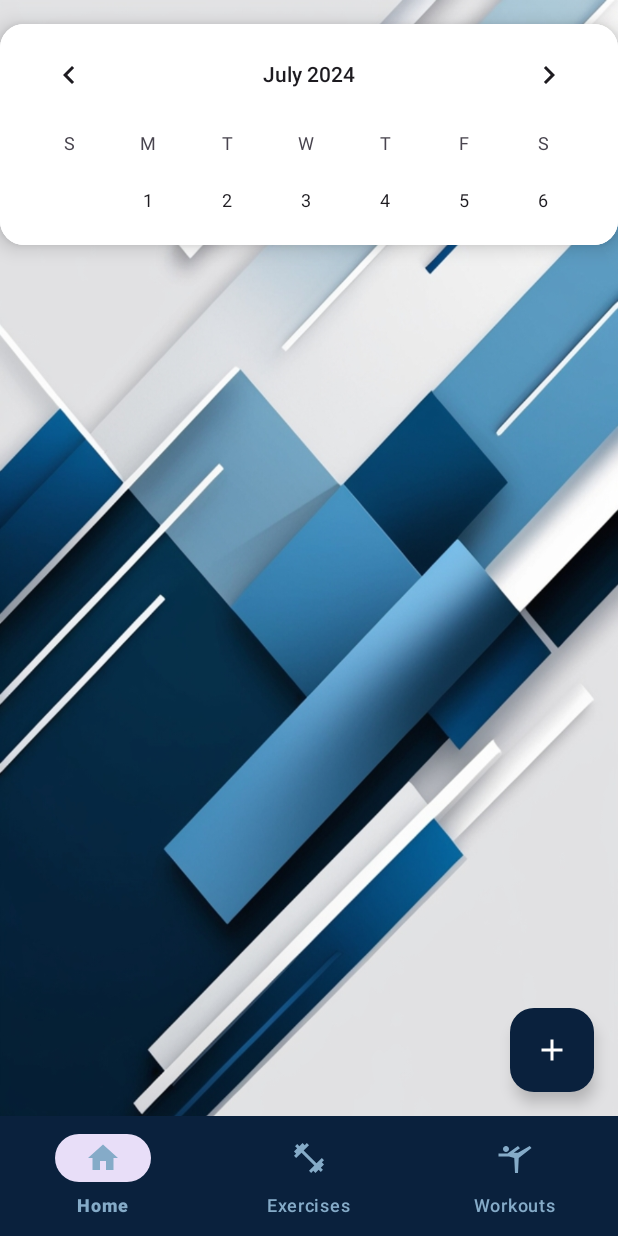
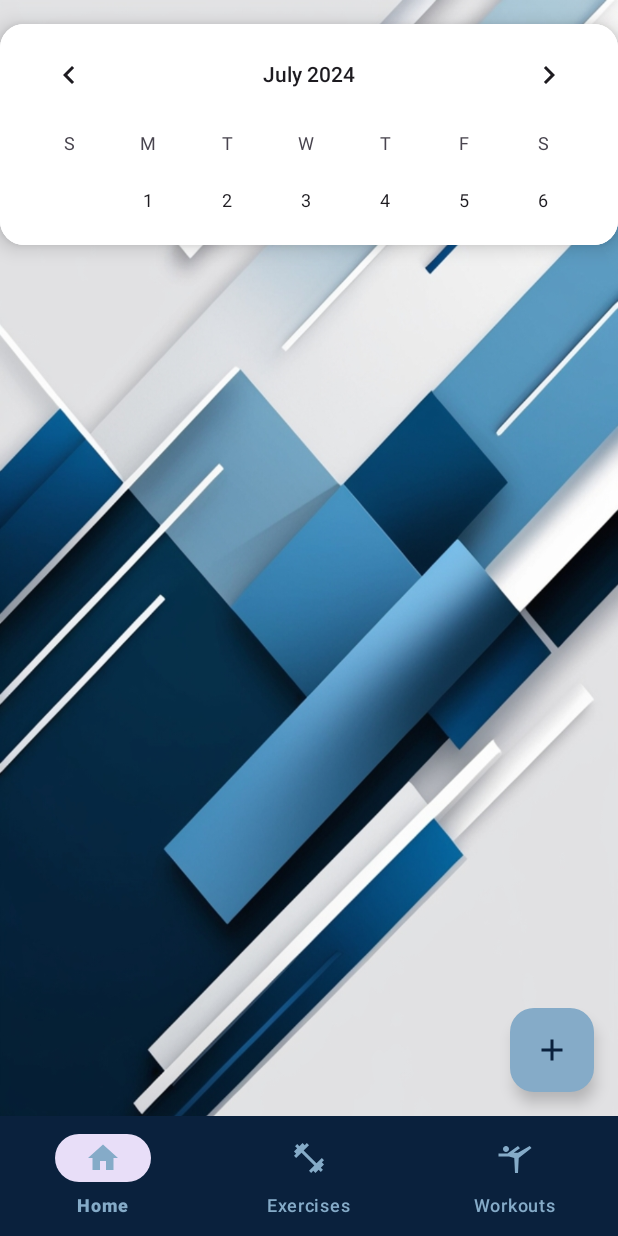
Before and after one commit to ShaiShillo/Fitness-Training-App, an Android app: the HomeFragment screen opened through its navigation route, on a phone screen of 412 x 824 dp. Run offline under Robolectric (Android 15) with nearby library versions, the phone set to English and light mode, and no system bars; our stand-ins replace Room's generated code, data binding, navigation-ui.

Commit message:
minor fix to home fragment fab style, to align with the rest of the app UI

```diff
--- a/app/src/main/res/layout/fragment_home.xml
+++ b/app/src/main/res/layout/fragment_home.xml
@@ -50,10 +50,11 @@
             android:layout_gravity="bottom|end"
             android:contentDescription="@string/choose_workout"
             android:src="@drawable/ic_add"
+            app:tint="@color/dark_blue"
+            android:backgroundTint="@color/light_blue"
             app:layout_constraintBottom_toBottomOf="parent"
             app:layout_constraintEnd_toEndOf="parent"
             app:layout_constraintRight_toRightOf="parent"
-            app:tint="@android:color/white"
-            app:backgroundTint="@color/dark_blue"/>
+            />
     </androidx.constraintlayout.widget.ConstraintLayout>
 </layout>
```
